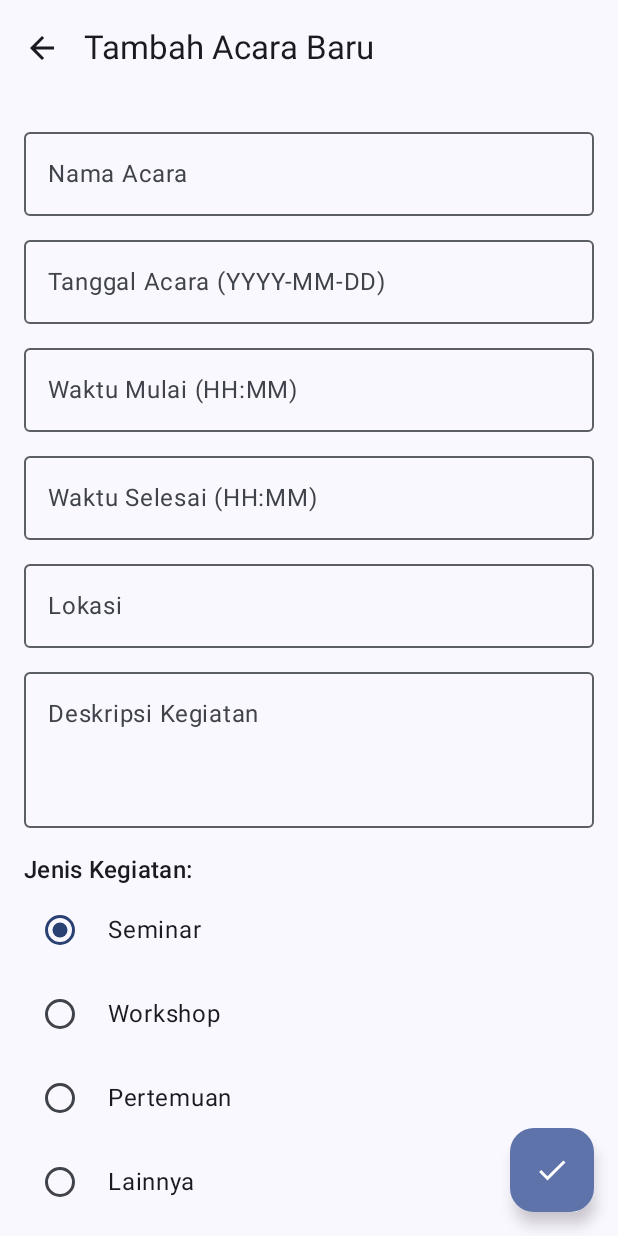
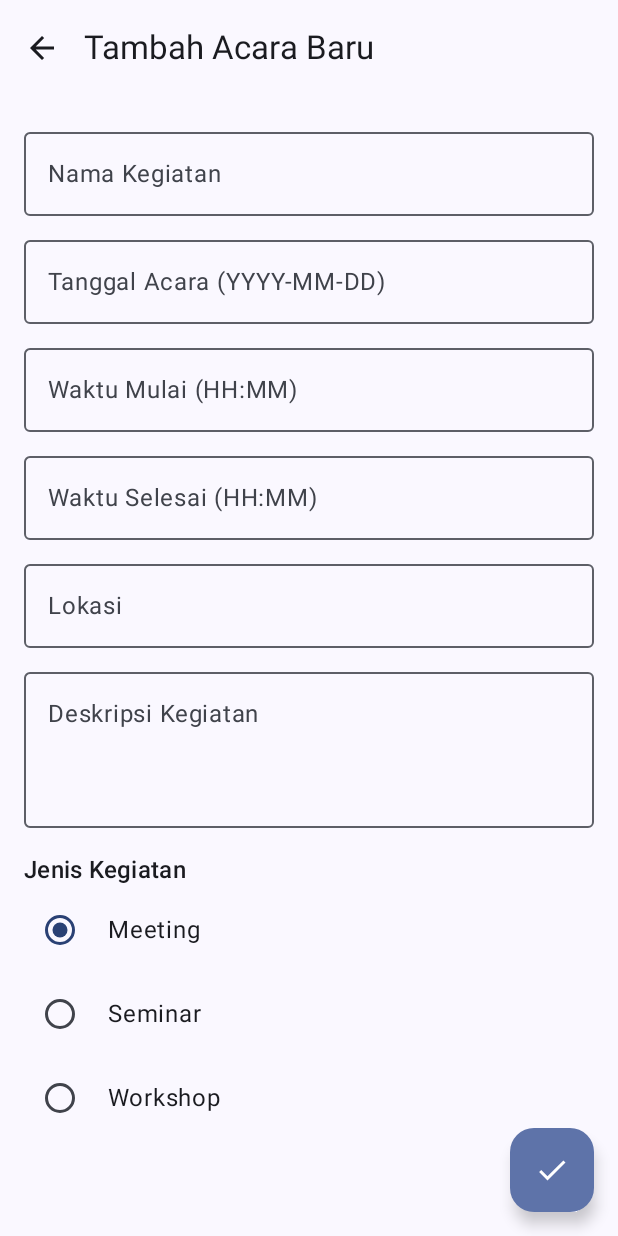
Before and after one commit to fionas14/fiona_agenda, an Android app built with Jetpack Compose: the screen it shows after launch (MainActivity), after a tap on "Tambah Acara", on a phone screen of 412 x 824 dp. Run offline under Robolectric (Android 15) with nearby library versions, the phone set to English and light mode, and no system bars; our stand-ins replace Room's generated code.

Commit message:
Membuat acara dan menyimpan ke dalam database

```diff
--- a/app/src/main/java/com/fionasiregar0032/agenda/MainActivity.kt
+++ b/app/src/main/java/com/fionasiregar0032/agenda/MainActivity.kt
@@ -1,23 +1,21 @@
 package com.fionasiregar0032.agenda
-
 import android.os.Bundle
 import androidx.activity.ComponentActivity
 import androidx.activity.compose.setContent
-import androidx.activity.enableEdgeToEdge
-import androidx.navigation.compose.rememberNavController
 import com.fionasiregar0032.agenda.navigation.AppNavigation
-
 import com.fionasiregar0032.agenda.ui.theme.AgendaTheme
+import com.fionasiregar0032.agenda.util.ViewModelFactory
 
 class MainActivity : ComponentActivity() {
     override fun onCreate(savedInstanceState: Bundle?) {
         super.onCreate(savedInstanceState)
-        enableEdgeToEdge()
-        setContent {
-                AgendaTheme {
-                    val navController = rememberNavController()
-                    AppNavigation(navController = navController)
+
+        val factory = ViewModelFactory(application)
+
+                setContent {
+                    AgendaTheme {
+                        AppNavigation()
+                    }
                 }
         }
     }
-}
--- a/app/src/main/java/com/fionasiregar0032/agenda/database/AcaraDao.kt
+++ b/app/src/main/java/com/fionasiregar0032/agenda/database/AcaraDao.kt
@@ -8,11 +8,11 @@ interface AcaraDao {
     @Insert(onConflict = OnConflictStrategy.REPLACE)
     suspend fun insertAcara(acara: Acara)
 
+    @Delete
+    suspend fun deleteAcara(acara: Acara)
+
     @Update
     suspend fun updateAcara(acara: Acara)
-
-    @Delete
-    suspend fun deleteAcara(acara: Acara)
 
     @Query("SELECT * FROM acara_table ORDER BY acaraDate DESC, startTime DESC")
     fun getAllAcara(): Flow<List<Acara>>
--- a/app/src/main/java/com/fionasiregar0032/agenda/database/AcaraDb.kt
+++ b/app/src/main/java/com/fionasiregar0032/agenda/database/AcaraDb.kt
@@ -8,7 +8,7 @@ import com.fionasiregar0032.agenda.model.Acara
 
 @Database(entities = [Acara::class], version = 1, exportSchema = false)
 abstract class AcaraDb: RoomDatabase() {
-    abstract fun AcaraDao(): AcaraDao
+    abstract fun acaraDao(): AcaraDao
 
     companion object {
         @Volatile
--- a/app/src/main/java/com/fionasiregar0032/agenda/navigation/AppNavigation.kt
+++ b/app/src/main/java/com/fionasiregar0032/agenda/navigation/AppNavigation.kt
@@ -4,31 +4,26 @@ import androidx.compose.runtime.Composable
 import androidx.navigation.NavHostController
 import androidx.navigation.compose.NavHost
 import androidx.navigation.compose.composable
-import com.fionasiregar0032.agenda.screen.EventFormScreen
+import androidx.navigation.compose.rememberNavController
+import com.fionasiregar0032.agenda.screen.AcaraFormScreen
 import com.fionasiregar0032.agenda.screen.MainScreen
 
 @Composable
-fun AppNavigation(navController: NavHostController) {
-    NavHost(navController = navController, startDestination = AppRoute.MainScreen.route) {
-        composable(AppRoute.MainScreen.route) {
-            MainScreen (
+fun AppNavigation() {
+    val navController = rememberNavController()
+    NavHost(navController = navController, startDestination = "main") {
+        composable("main") {
+            MainScreen(
                 onNavigateToForm = { acaraId ->
-                    if (acaraId == null) {
-                        navController.navigate(AppRoute.AcaraFormScreen.routeWithoutArgs)
-                    } else {
-                        navController.navigate("${AppRoute.AcaraFormScreen.routeWithoutArgs}?${AppRoute.AcaraFormScreen.ACARA_ID_KEY}=$acaraId")
-                    }
+                    navController.navigate("form/${acaraId ?: "new"}")
                 }
             )
         }
-        composable(
-            route = AppRoute.AcaraFormScreen.routeWithArgs,
-            arguments = AppRoute.AcaraFormScreen.arguments
-        ) { backStackEntry ->
-            val eventId = backStackEntry.arguments?.getLong(AppRoute.AcaraFormScreen.ACARA_ID_KEY) ?: -1L
-            EventFormScreen(
+        composable("form/{acaraId}") { backStackEntry ->
+            val id = backStackEntry.arguments?.getString("acaraId")
+            AcaraFormScreen(
                 navController = navController,
-                acaraId = if (eventId == -1L) null else eventId
+                acaraId = id?.toLongOrNull()
             )
         }
     }
--- a/app/src/main/java/com/fionasiregar0032/agenda/navigation/AppRoute.kt
+++ b/app/src/main/java/com/fionasiregar0032/agenda/navigation/AppRoute.kt
@@ -7,12 +7,9 @@ sealed class AppRoute(val route: String) {
     object AcaraFormScreen : AppRoute("acara_form_screen") {
         const val ACARA_ID_KEY = "acaraId"
         val routeWithoutArgs = "acara_form_screen"
-        val routeWithArgs = "acara_form_screen?$ACARA_ID_KEY={$ACARA_ID_KEY}"
+        val routeWithArgs = "acara_form_screen/{$ACARA_ID_KEY}"
         val arguments = listOf(
-            navArgument(ACARA_ID_KEY) {
-                type = NavType.LongType
-                defaultValue = -1L
-            }
+            navArgument(ACARA_ID_KEY) { type = NavType.LongType; defaultValue = -1L }
         )
     }
 }
--- a/app/src/main/java/com/fionasiregar0032/agenda/repository/AcaraRepository.kt
+++ b/app/src/main/java/com/fionasiregar0032/agenda/repository/AcaraRepository.kt
@@ -7,7 +7,7 @@ import kotlinx.coroutines.flow.Flow
 class AcaraRepository(private val acaraDao: AcaraDao) {
     val allAcara: Flow<List<Acara>> = acaraDao.getAllAcara()
 
-    fun getAcaraById(id: Long): Flow<Acara?> {
+     fun getAcaraById(id: Long): Flow<Acara?> {
         return acaraDao.getAcaraById(id)
     }
 
--- a/app/src/main/java/com/fionasiregar0032/agenda/screen/AcaraFormScreen.kt
+++ b/app/src/main/java/com/fionasiregar0032/agenda/screen/AcaraFormScreen.kt
@@ -1,3 +1,5 @@
+@file:Suppress("KotlinConstantConditions")
+
 package com.fionasiregar0032.agenda.screen
 
 import androidx.compose.foundation.layout.*
@@ -11,19 +13,23 @@ import androidx.compose.material3.*
 import androidx.compose.runtime.*
 import androidx.compose.ui.Alignment
 import androidx.compose.ui.Modifier
+import androidx.compose.ui.res.stringResource
 import androidx.compose.ui.unit.dp
 import androidx.navigation.NavController
-import com.fionasiregar0032.agenda.model.acaraTypes
+import com.fionasiregar0032.agenda.R
+
 
 @OptIn(ExperimentalMaterial3Api::class)
 @Composable
-fun EventFormScreen(navController: NavController, acaraId: Long?) {
+fun AcaraFormScreen(navController: NavController, acaraId: Long?) {
     var acaraName by remember { mutableStateOf("") }
     var acaraDate by remember { mutableStateOf("") }
     var startTime by remember { mutableStateOf("") }
     var endTime by remember { mutableStateOf("") }
     var location by remember { mutableStateOf("") }
     var description by remember { mutableStateOf("") }
+
+    val acaraTypes = listOf("Meeting", "Seminar", "Workshop")
     var selectedActivityType by remember { mutableStateOf(acaraTypes.firstOrNull() ?: "") }
 
 
@@ -53,10 +59,11 @@ fun EventFormScreen(navController: NavController, acaraId: Long?) {
                 .then(Modifier.padding(16.dp))
                 .verticalScroll(rememberScrollState())
         ) {
+
             OutlinedTextField(
                 value = acaraName,
                 onValueChange = { acaraName = it },
-                label = { Text("Nama Acara") },
+                label = { Text(stringResource(R.string.nama_acara)) },
                 modifier = Modifier.fillMaxWidth()
             )
             Spacer(modifier = Modifier.height(8.dp))
@@ -64,7 +71,7 @@ fun EventFormScreen(navController: NavController, acaraId: Long?) {
             OutlinedTextField(
                 value = acaraDate,
                 onValueChange = { acaraDate = it },
-                label = { Text("Tanggal Acara (YYYY-MM-DD)") },
+                label = { Text(stringResource(R.string.tanggal_acara)) },
                 modifier = Modifier.fillMaxWidth()
             )
             Spacer(modifier = Modifier.height(8.dp))
@@ -72,7 +79,7 @@ fun EventFormScreen(navController: NavController, acaraId: Long?) {
             OutlinedTextField(
                 value = startTime,
                 onValueChange = { startTime = it },
-                label = { Text("Waktu Mulai (HH:MM)") },
+                label = { Text(stringResource(R.string.waktu_mulai)) },
                 modifier = Modifier.fillMaxWidth()
             )
             Spacer(modifier = Modifier.height(8.dp))
@@ -80,7 +87,7 @@ fun EventFormScreen(navController: NavController, acaraId: Long?) {
             OutlinedTextField(
                 value = endTime,
                 onValueChange = { endTime = it },
-                label = { Text("Waktu Selesai (HH:MM)") },
+                label = { Text(stringResource(R.string.waktu_selesai)) },
                 modifier = Modifier.fillMaxWidth()
             )
             Spacer(modifier = Modifier.height(8.dp))
@@ -88,7 +95,7 @@ fun EventFormScreen(navController: NavController, acaraId: Long?) {
             OutlinedTextField(
                 value = location,
                 onValueChange = { location = it },
-                label = { Text("Lokasi") },
+                label = { Text(stringResource(R.string.lokasi)) },
                 modifier = Modifier.fillMaxWidth()
             )
             Spacer(modifier = Modifier.height(8.dp))
@@ -96,13 +103,15 @@ fun EventFormScreen(navController: NavController, acaraId: Long?) {
             OutlinedTextField(
                 value = description,
                 onValueChange = { description = it },
-                label = { Text("Deskripsi Kegiatan") },
+                label = { Text(stringResource(R.string.deskripsi)) },
                 modifier = Modifier.fillMaxWidth(),
                 minLines = 3
             )
             Spacer(modifier = Modifier.height(16.dp))
 
-            Text("Jenis Kegiatan:", style = MaterialTheme.typography.titleMedium)
+
+            if (acaraTypes.isNotEmpty()) {
+                Text(stringResource(R.string.jenis_kegiatan), style = MaterialTheme.typography.titleMedium)
                 acaraTypes.forEach { type ->
                     Row(
                         Modifier
@@ -125,7 +134,36 @@ fun EventFormScreen(navController: NavController, acaraId: Long?) {
                         )
                     }
                 }
-            Spacer(modifier = Modifier.height(72.dp)) // Spacer untuk FAB
+            } else {
+
+                Text(stringResource((R.string.tidak_ada_jenis_kegiatan)), style = MaterialTheme.typography.bodyMedium)
+            }
+            Spacer(modifier = Modifier.height(72.dp))
         }
     }
 }
+
+@Composable
+fun DeleteConfirmationDialog(
+    onConfirm: () -> Unit,
+    onDismiss: () -> Unit
+) {
+    AlertDialog(
+        onDismissRequest = onDismiss,
+        title = { Text(stringResource(R.string.konfirmasi_hapus)) },
+        text = { Text(stringResource(R.string.pesan_konfirmasi)) },
+        confirmButton = {
+            Button(
+                onClick = onConfirm,
+                colors = ButtonDefaults.buttonColors(containerColor = MaterialTheme.colorScheme.error)
+            ) {
+                Text(stringResource(R.string.hapus))
+            }
+        },
+        dismissButton = {
+            TextButton(onClick = onDismiss) {
+                Text(stringResource(R.string.batal))
+            }
+        }
+    )
+}
--- a/app/src/main/java/com/fionasiregar0032/agenda/screen/MainScreen.kt
+++ b/app/src/main/java/com/fionasiregar0032/agenda/screen/MainScreen.kt
@@ -1,5 +1,6 @@
 package com.fionasiregar0032.agenda.screen
 
+import android.app.Application
 import androidx.compose.foundation.clickable
 import androidx.compose.foundation.layout.*
 import androidx.compose.foundation.lazy.LazyColumn
@@ -13,6 +14,7 @@ import androidx.compose.runtime.getValue
 import androidx.compose.ui.Alignment
 import androidx.compose.ui.Modifier
 import androidx.compose.ui.graphics.Color
+import androidx.compose.ui.platform.LocalContext
 import androidx.compose.ui.text.font.FontWeight
 import androidx.compose.ui.tooling.preview.Preview
 import androidx.compose.ui.unit.dp
@@ -20,20 +22,23 @@ import androidx.compose.ui.unit.sp
 import androidx.lifecycle.viewmodel.compose.viewModel
 import com.fionasiregar0032.agenda.model.Acara
 import com.fionasiregar0032.agenda.ui.theme.AgendaTheme
+import com.fionasiregar0032.agenda.util.ViewModelFactory
+
 
 @OptIn(ExperimentalMaterial3Api::class)
 @Composable
 fun MainScreen(
-    mainViewModel: MainViewModel = viewModel(),
-    onNavigateToForm: (Long?) -> Unit ){
+    onNavigateToForm: (Long?) -> Unit
+) {
+    val application = LocalContext.current.applicationContext as Application
+    val mainViewModel: MainViewModel = viewModel(factory = ViewModelFactory(application))
     val acara by mainViewModel.acara.collectAsState()
-    Scaffold (
+
+    Scaffold(
         containerColor = Color(0xFFFFF5E1),
         topBar = {
             TopAppBar(
-                title = {
-                    Text(text = "Agenda")
-                },
+                title = { Text("Agenda") },
                 colors = TopAppBarDefaults.mediumTopAppBarColors(
                     containerColor = Color(0xFFFF69B4),
                     titleContentColor = Color.Black,
@@ -41,13 +46,10 @@ fun MainScreen(
             )
         },
         floatingActionButton = {
-            FloatingActionButton(onClick = {
-                onNavigateToForm(null)
-            }) {
+            FloatingActionButton(onClick = { onNavigateToForm(null) }) {
                 Icon(Icons.Filled.Add, contentDescription = "Tambah Acara")
             }
-
-}
+        }
     ) { paddingValues ->
         if (acara.isEmpty()) {
             Box(
@@ -66,13 +68,14 @@ fun MainScreen(
                     .padding(horizontal = 16.dp)
             ) {
                 items(acara) { item ->
-                    AcaraListItem(acara = item, onClick = {  })
+                    AcaraListItem(acara = item, onClick = { /* TODO */ })
                     Divider()
                 }
             }
         }
     }
 }
+
 
 @Composable
 fun AcaraListItem(acara: Acara, onClick: () -> Unit) {
--- a/app/src/main/java/com/fionasiregar0032/agenda/screen/MainViewModel.kt
+++ b/app/src/main/java/com/fionasiregar0032/agenda/screen/MainViewModel.kt
@@ -1,17 +1,18 @@
 package com.fionasiregar0032.agenda.screen
 
 import androidx.lifecycle.ViewModel
+import androidx.lifecycle.viewModelScope
 import com.fionasiregar0032.agenda.model.Acara
-import kotlinx.coroutines.flow.MutableStateFlow
+import com.fionasiregar0032.agenda.repository.AcaraRepository
+import kotlinx.coroutines.flow.SharingStarted
 import kotlinx.coroutines.flow.StateFlow
+import kotlinx.coroutines.flow.stateIn
 
-class MainViewModel : ViewModel() {
-    private val _acara = MutableStateFlow<List<Acara>>(emptyList())
-    val acara: StateFlow<List<Acara>> = _acara
-    init {
-        val dummyAcara = listOf(
-            Acara(1, "Seminar Magang FIT", "2025-05-10", "10:00", "13:00", "Aula Lantai 3", "Seminar magang bagi mahasiswa semester 4", "Seminar"),
+class MainViewModel(private val repository: AcaraRepository) : ViewModel() {
+    val acara: StateFlow<List<Acara>> = repository.allAcara
+        .stateIn(
+            scope = viewModelScope,
+            started = SharingStarted.WhileSubscribed(5000),
+            initialValue = emptyList()
         )
-        _acara.value = dummyAcara
-    }
 }
--- /dev/null
+++ b/app/src/main/java/com/fionasiregar0032/agenda/util/ViewModelFactory.kt
@@ -0,0 +1,26 @@
+package com.fionasiregar0032.agenda.util
+
+import android.app.Application
+import androidx.lifecycle.ViewModel
+import androidx.lifecycle.ViewModelProvider
+import com.fionasiregar0032.agenda.AcaraFormViewModel
+import com.fionasiregar0032.agenda.database.AcaraDb
+import com.fionasiregar0032.agenda.repository.AcaraRepository
+import com.fionasiregar0032.agenda.screen.MainViewModel
+
+
+class ViewModelFactory(private val application: Application) : ViewModelProvider.Factory {
+    override fun <T : ViewModel> create(modelClass: Class<T>): T {
+        val acaraRepository = AcaraRepository(AcaraDb.getDatabase(application).acaraDao())
+
+        return when {
+            modelClass.isAssignableFrom(MainViewModel::class.java) -> {
+                MainViewModel(acaraRepository) as T
+            }
+            modelClass.isAssignableFrom(AcaraFormViewModel::class.java) -> {
+                AcaraFormViewModel(acaraRepository) as T
+            }
+            else -> throw IllegalArgumentException("Unknown ViewModel class")
+        }
+    }
+}
--- a/app/src/main/res/values/strings.xml
+++ b/app/src/main/res/values/strings.xml
@@ -1,3 +1,15 @@
 <resources>
     <string name="app_name">Agenda</string>
+    <string name="nama_acara">Nama Kegiatan</string>
+    <string name="tanggal_acara"> Tanggal Acara (YYYY-MM-DD)"</string>
+    <string name="waktu_mulai"> "Waktu Mulai (HH:MM)"</string>
+    <string name="waktu_selesai"> "Waktu Selesai (HH:MM)"</string>
+    <string name="lokasi"> "Lokasi"</string>
+    <string name="deskripsi"> "Deskripsi Kegiatan"</string>
+    <string name="jenis_kegiatan"> "Jenis Kegiatan"</string>
+    <string name="konfirmasi_hapus"> "Konfirmasi Hapus"</string>
+    <string name="tidak_ada_jenis_kegiatan"> "Tidak Ada Jenis Kegiatan Tersedia"</string>
+    <string name="pesan_konfirmasi"> "Apakah Anda yakin ingin menghapus acara ini?"</string>
+    <string name="hapus"> "Hapus"</string>
+    <string name="batal"> "Batal"</string>
 </resources>
--- a/build.gradle.kts
+++ b/build.gradle.kts
@@ -3,5 +3,5 @@ plugins {
     alias(libs.plugins.android.application) apply false
     alias(libs.plugins.kotlin.android) apply false
     alias(libs.plugins.kotlin.compose) apply false
-    alias(libs.plugins.ksp) apply false
-    }
+    alias(libs.plugins.devtools.ksp) apply false
+}
```
Also changed, not shown: app/build.gradle.kts (+9 -6 lines), app/src/main/java/com/fionasiregar0032/agenda/AcaraFormViewModel.kt (added, +40 -0 lines), gradle/libs.versions.toml (+14 -11 lines), gradle/wrapper/gradle-wrapper.properties. Lines whose indentation alone changed are shown as unchanged.
